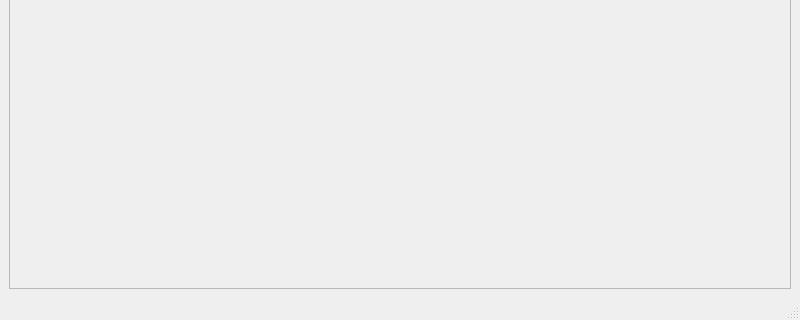
Old version of the form src/hud/mainForm.ui in the repository davvore33/workTracker; both pictures show x 0 to 800 and y 280 to 600 of the 800 by 600 pixel window.
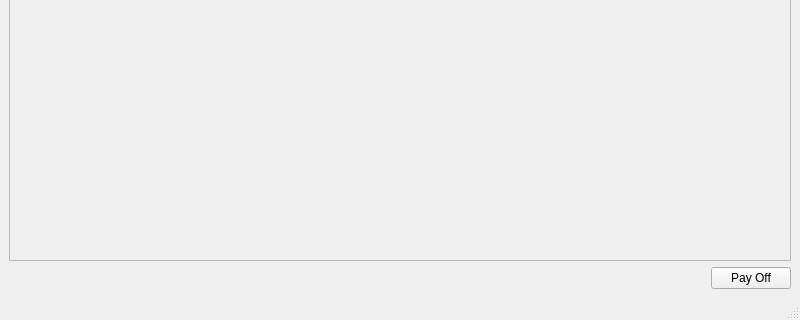
New version of the form.

```diff
--- a/src/hud/mainForm.ui
+++ b/src/hud/mainForm.ui
@@ -26,7 +26,7 @@
          <x>0</x>
          <y>0</y>
          <width>784</width>
-         <height>527</height>
+         <height>483</height>
         </rect>
        </property>
        <layout class="QVBoxLayout" name="scrollLayout">
@@ -65,6 +65,30 @@
       </widget>
      </widget>
     </item>
+    <item>
+     <layout class="QHBoxLayout" name="horizontalLayout_2">
+      <item>
+       <spacer name="horizontalSpacer">
+        <property name="orientation">
+         <enum>Qt::Horizontal</enum>
+        </property>
+        <property name="sizeHint" stdset="0">
+         <size>
+          <width>40</width>
+          <height>20</height>
+         </size>
+        </property>
+       </spacer>
+      </item>
+      <item>
+       <widget class="QPushButton" name="pushButton">
+        <property name="text">
+         <string>Pay Off</string>
+        </property>
+       </widget>
+      </item>
+     </layout>
+    </item>
    </layout>
   </widget>
   <widget class="QMenuBar" name="menubar">
```
